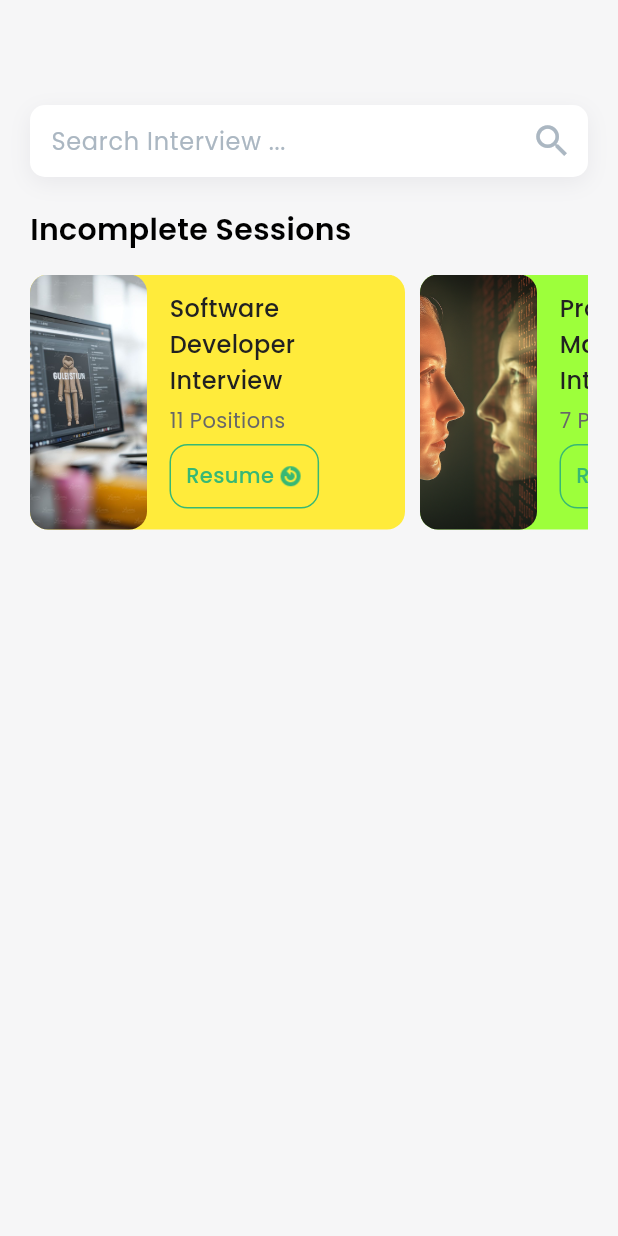
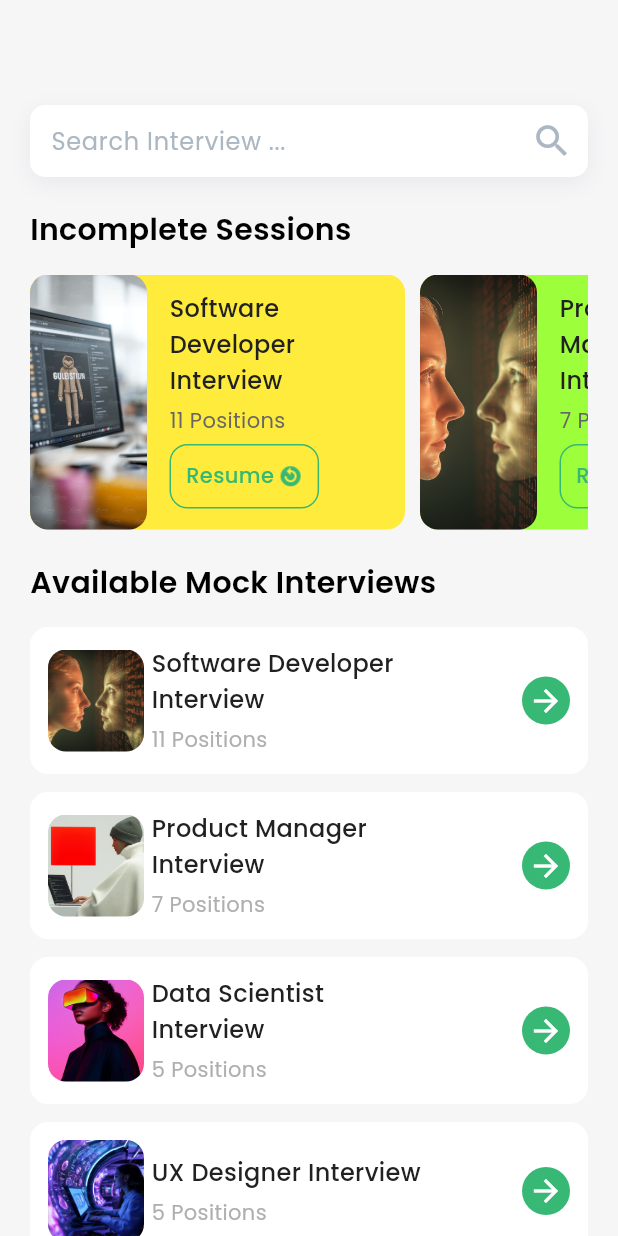
Before and after one commit to devsazidul/inprep.ai, a Flutter app: the InterviewListView screen opened directly, on a phone screen of 412 x 824 dp. Run offline on Flutter 3.47's test engine with Material 3 defaults, Android fonts, the phone set to English and light mode, and no system bars; our stand-ins replace flutter_screenutil, get, google_fonts, logger, pin_code_fields, shared_preferences; accounts and stored records are empty.

Commit message:
Interview list has been complete perfectly

```diff
--- a/lib/core/utils/constants/image_path.dart
+++ b/lib/core/utils/constants/image_path.dart
@@ -3,5 +3,12 @@ class ImagePath{
   static const  String logo='assets/images/userprofile.png';
   static const  String image1='assets/images/img1.jpeg';
   static const  String image2='assets/images/img2.png';
+  static const  String image3='assets/images/img3.png';
+  static const  String image4='assets/images/img4.png';
+  static const  String image5 ='assets/images/img5.jpeg';
+  static const  String image6='assets/images/img6.png';
+  static const  String image7='assets/images/img7.jpeg';
+  static const  String image8='assets/images/img8.jpeg';
+  static const  String image9='assets/images/img9.jpeg';
 
 }
--- a/lib/features/interview/interview_lists/controller/interview_list_controller.dart
+++ b/lib/features/interview/interview_lists/controller/interview_list_controller.dart
@@ -25,4 +25,48 @@ class InterviewListController extends GetxController {
       "image": ImagePath.image1,
     },
   ];
+
+  List <Map<String, dynamic>> availableMockInterviews = [
+    {
+      "title": "Software Developer Interview",
+      "positions": 11,
+      "image": ImagePath.image2,
+    },
+    {
+      "title": "Product Manager Interview",
+      "positions": 7,
+
+      "image": ImagePath.image3,
+    },
+    {
+      "title": "Data Scientist Interview",
+      "positions": 5,
+      "image": ImagePath.image4,
+    },
+    {
+      "title": "UX Designer Interview",
+      "positions": 5,
+      "image": ImagePath.image5,
+    },
+    {
+      "title": "DevOps Engineer Interview",
+      "positions": 5,
+      "image": ImagePath.image6,
+    },
+    {
+      "title": "Marketing Specialist Interview",
+      "positions": 5,
+      "image": ImagePath.image7,
+    },
+    {
+      "title": "Cybersecurity Analyst Interview",
+      "positions": 5,
+      "image": ImagePath.image8,
+    },
+    {
+      "title": "Sales Engineer Interview",
+      "positions": 5,
+      "image": ImagePath.image9,
+    },
+  ];
 }
--- /dev/null
+++ b/lib/features/interview/interview_lists/lists/available_mock_interviews.dart
@@ -0,0 +1,100 @@
+import 'package:flutter/material.dart';
+import 'package:get/get.dart';
+import 'package:inprep_ai/core/common/styles/global_text_style.dart';
+import 'package:inprep_ai/features/interview/interview_lists/controller/interview_list_controller.dart';
+
+class AvailableMockInterviews extends StatelessWidget {
+   AvailableMockInterviews({super.key});
+
+  final InterviewListController controller = Get.find<InterviewListController>();
+
+  @override
+  Widget build(BuildContext context) {
+    double listHeight = controller.availableMockInterviews.length * 120.0;
+    return Column(
+      children: [
+        SizedBox(
+          height: listHeight,
+          child: ListView.builder(
+            physics: NeverScrollableScrollPhysics(),
+            padding: EdgeInsets.zero,
+            itemCount: controller.availableMockInterviews.length,
+            itemBuilder: (context, index){
+              var availablemockinterviews = controller.availableMockInterviews[index];
+              return Padding(
+                padding: EdgeInsets.only(
+                  bottom: 12,
+                ),
+                child: Container(
+                  width: double.infinity,
+                  decoration: BoxDecoration(
+                    color: Colors.white,
+                    borderRadius: BorderRadius.circular(12),
+                  ),
+                  child: Padding(
+                    padding: EdgeInsets.all(
+                    12
+                  ),
+                   child: Row(
+                    children: [
+                      Container(
+                        width: 64,
+                        height: 68,
+                        decoration: BoxDecoration(
+                          borderRadius: BorderRadius.circular(12),
+                          image: DecorationImage(
+                            image: AssetImage(availablemockinterviews['image']),
+                            fit: BoxFit.cover,
+                          ),
+                        ),
+                      ),
+                      SizedBox(
+                        width: 5,
+                      ),
+                      SizedBox(
+                        width: 180,
+                        child: Column(
+                          crossAxisAlignment: CrossAxisAlignment.start,
+                          children: [
+                            Text(availablemockinterviews['title'],
+                             style: getTextStyle(
+                              color: Color(0xFF212121),
+                              fontSize: 16,
+                              fontWeight: FontWeight.w500
+                             ),
+                            ),
+                            SizedBox(
+                              height: 5,
+                            ),
+                            Text("${availablemockinterviews['positions'].toString()} Positions",
+                             style: getTextStyle(
+                              color: Color(0xFFAFAFAF),
+                              fontSize: 14,
+                              fontWeight: FontWeight.w400
+                             ),
+                            ),
+                          ],
+                        ),
+                      ),
+                      Spacer(),
+                      CircleAvatar(
+                        radius: 16,
+                        backgroundColor: Color(0xFF37B874),
+                        child: Center(
+                          child: Icon(Icons.arrow_forward,
+                           color: Colors.white,
+                          ),
+                        ),
+                      )
+                    ],
+                   ),
+                ),
+                ),
+              );
+            }
+            ),
+        ),
+      ],
+    );
+  }
+}
--- a/lib/features/interview/interview_lists/view/interview_list_view.dart
+++ b/lib/features/interview/interview_lists/view/interview_list_view.dart
@@ -1,12 +1,17 @@
 import 'package:flutter/material.dart';
 import 'package:get/get.dart';
+import 'package:inprep_ai/core/common/styles/global_text_style.dart'
+    show getTextStyle;
 import 'package:inprep_ai/core/utils/constants/colors.dart';
 import 'package:inprep_ai/features/interview/interview_lists/controller/interview_list_controller.dart';
-import 'package:inprep_ai/features/interview/interview_lists/lists/incomplete_sessions.dart' show IncompleteSessions;
+import 'package:inprep_ai/features/interview/interview_lists/lists/available_mock_interviews.dart'
+    show AvailableMockInterviews;
+import 'package:inprep_ai/features/interview/interview_lists/lists/incomplete_sessions.dart'
+    show IncompleteSessions;
 import 'package:inprep_ai/features/interview/interview_lists/widgets/search_textfield.dart';
 
 class InterviewListView extends StatelessWidget {
-   InterviewListView({super.key});
+  InterviewListView({super.key});
 
   final InterviewListController controller = Get.put(InterviewListController());
 
@@ -16,11 +21,7 @@ class InterviewListView extends StatelessWidget {
       backgroundColor: AppColors.primaryBackground,
 
       body: Padding(
-        padding: EdgeInsets.only(
-          top: 70,
-          left: 20,
-          right: 20,
-        ),
+        padding: EdgeInsets.only(top: 70, left: 20, right: 20),
         child: Column(
           children: [
             CustomTextField(
@@ -30,15 +31,25 @@ class InterviewListView extends StatelessWidget {
                 Icons.search,
                 size: 28,
                 color: Color(0xFFABB7C2),
-                ),
               ),
-              SizedBox(
-                height: 20,
+            ),
+            SizedBox(height: 20),
+            IncompleteSessions(),
+            SizedBox(height: 20),
+            Align(
+              alignment: Alignment.centerLeft,
+              child: Text(
+                "Available Mock Interviews",
+                style: getTextStyle(fontSize: 20, fontWeight: FontWeight.w600),
               ),
-              IncompleteSessions(),
+            ),
+            SizedBox(height: 15),
+            Expanded(
+              child: SingleChildScrollView(child: AvailableMockInterviews()),
+            ),
+
           ],
         ),
-
       ),
     );
   }
```
Also changed, not shown: assets/images/img3.png (added), assets/images/img4.png (added), assets/images/img5.jpeg (added), assets/images/img6.png (added), assets/images/img7.jpeg (added), assets/images/img8.jpeg (added), assets/images/img9.jpeg (added).
